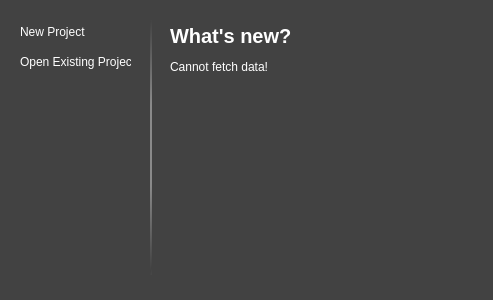
First picture: the form in mainwindow.ui, repository pravumgames/PravumEditor, before the edit.
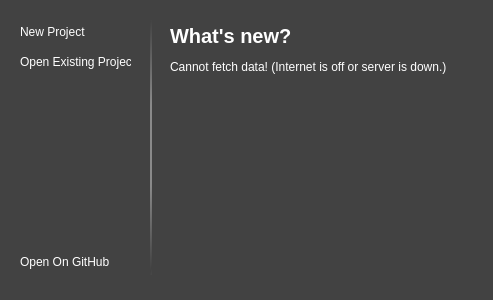
Second picture: the form after the edit.

```diff
--- a/mainwindow.ui
+++ b/mainwindow.ui
@@ -160,7 +160,7 @@
      <string notr="true">color: white;</string>
     </property>
     <property name="text">
-     <string>Cannot fetch data!</string>
+     <string>Cannot fetch data! (Internet is off or server is down.)</string>
     </property>
     <property name="textFormat">
      <enum>Qt::AutoText</enum>
@@ -191,6 +191,47 @@
      <string/>
     </property>
    </widget>
+   <widget class="QPushButton" name="openGithub">
+    <property name="geometry">
+     <rect>
+      <x>20</x>
+      <y>250</y>
+      <width>111</width>
+      <height>23</height>
+     </rect>
+    </property>
+    <property name="cursor">
+     <cursorShape>PointingHandCursor</cursorShape>
+    </property>
+    <property name="mouseTracking">
+     <bool>false</bool>
+    </property>
+    <property name="styleSheet">
+     <string notr="true">QPushButton { 
+	background-color: #424242; 
+	color: white; 
+	border:none;
+	text-align: left;
+}
+
+QPushButton:hover { 
+	background-color:#424242; 
+	color: rgb(217, 217, 217); 
+	border:none;
+	text-align: left;
+}
+
+QPushButton:pressed { 
+	background-color: #424242; 
+	color: white; 
+	border:none;
+	text-align: left;
+}</string>
+    </property>
+    <property name="text">
+     <string>Open On GitHub</string>
+    </property>
+   </widget>
   </widget>
   <action name="actionNew_Project">
    <property name="text">
```
Left out of the diff: 2 changed lines with no effect on the pictures.
